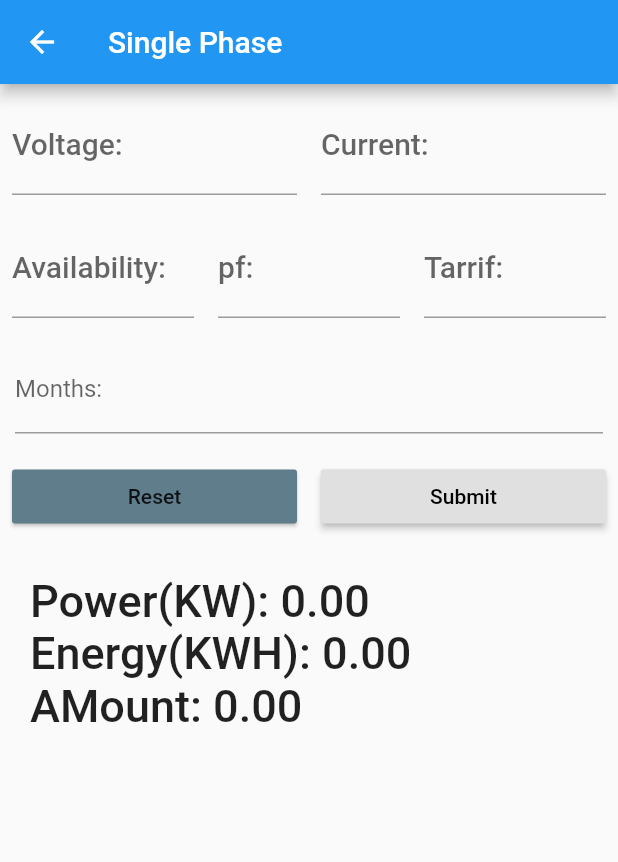
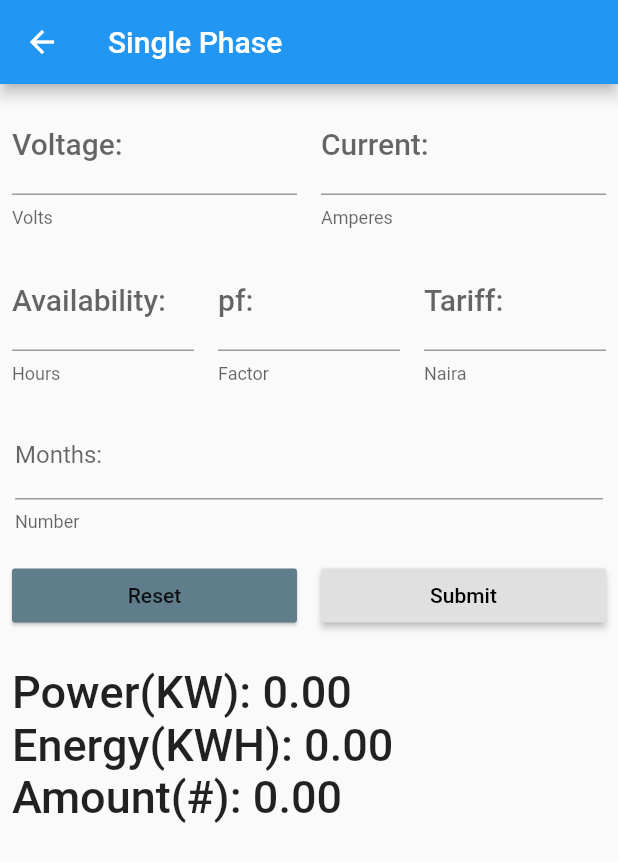
Before and after one commit to ernestkoko/energy_calculator, a Flutter app: the SinglePhase screen opened directly, on a phone screen of 412 x 824 dp. Shown: the top 862 px of the screen. Run offline on Flutter 3.47's test engine with Material 2 defaults, Android fonts, the phone set to English and light mode, and no system bars.

Commit message:
Finished the single phase widget

```diff
--- a/lib/screens/SinglePhase.dart
+++ b/lib/screens/SinglePhase.dart
@@ -1,3 +1,4 @@
+import 'package:flutter/cupertino.dart';
 import 'package:flutter/material.dart';
 
 class SinglePhase extends StatefulWidget {
@@ -49,7 +50,9 @@ class _SinglePhaseState extends State<SinglePhase> {
                     style: Theme.of(context).textTheme.title,
                     keyboardType: TextInputType.number,
                     decoration: InputDecoration(
+
                       hintText: "e.g 240",
+                      helperText: "Volts",
                       labelText: "Voltage:",
                     ),
                   ),
@@ -64,6 +67,7 @@ class _SinglePhaseState extends State<SinglePhase> {
                     style: Theme.of(context).textTheme.title,
                     decoration: InputDecoration(
                         labelText: "Current:",
+                        helperText: "Amperes",
                         hintText: "e.g 12.4",
                         fillColor: Colors.deepPurple),
                   ),
@@ -83,6 +87,7 @@ class _SinglePhaseState extends State<SinglePhase> {
                     keyboardType: TextInputType.number,
                     decoration: InputDecoration(
                       hintText: "e.g 300",
+                      helperText: "Hours",
                       labelText: "Availability:",
                     ),
                   ),
@@ -97,6 +102,7 @@ class _SinglePhaseState extends State<SinglePhase> {
                     style: Theme.of(context).textTheme.title,
                     decoration: InputDecoration(
                         labelText: "pf:",
+                        helperText: "Factor",
                         hintText: "e.g 0.85",
                         fillColor: Colors.deepPurple),
                   ),
@@ -110,7 +116,8 @@ class _SinglePhaseState extends State<SinglePhase> {
                     keyboardType: TextInputType.number,
                     style: Theme.of(context).textTheme.title,
                     decoration: InputDecoration(
-                        labelText: "Tarrif:",
+                        labelText: "Tariff:",
+                        helperText: "Naira",
                         hintText: "e.g 30.23",
                         fillColor: Colors.deepPurple),
                   ),
@@ -126,9 +133,11 @@ class _SinglePhaseState extends State<SinglePhase> {
                   padding: EdgeInsets.all(10.0),
 
                   child: TextField(
+                    keyboardType: TextInputType.numberWithOptions(),
                     controller: _monthsController,
                     decoration: InputDecoration(
                       labelText: "Months:",
+                      helperText: "Number",
                       hintText: "e.g 3"
                     ),
                   ),
@@ -181,7 +190,7 @@ class _SinglePhaseState extends State<SinglePhase> {
             ],
           ),
           Padding(
-            padding: const EdgeInsets.only(top: 20.0, left: 20.0, right: 20.0),
+            padding: const EdgeInsets.only(top: 15.0, left: 8.0, right: 8.0, bottom: 10.0),
             child: Column(
               crossAxisAlignment: CrossAxisAlignment.start,
               // textBaseline: TextBaseline.ideographic,
@@ -198,7 +207,7 @@ class _SinglePhaseState extends State<SinglePhase> {
                   style: Theme.of(context).textTheme.title,
                 ),
                 Text(
-                  "AMount: " + _amount().toStringAsFixed(2),
+                  "Amount(#): " + _amount().toStringAsFixed(2),
                   textScaleFactor: 1.5,
                   style: Theme.of(context).textTheme.title,
                 ),
@@ -225,15 +234,15 @@ class _SinglePhaseState extends State<SinglePhase> {
 
     if (hasLetter) {
       setState(() {
-        _current = 0.00;
-        _voltage = 0.00;
-        _pf = 0.00;
+        _current = 0;
+        _voltage = 0;
+        _pf = 0;
       });
     } else {
       if (_currentController.text == "" ||
           _currentController == null ||
           _currentController.text == ".") {
-        _current = 0.00;
+        _current = 0;
       } else {
         _current = double.tryParse(_currentController.text);
       }
@@ -265,9 +274,9 @@ class _SinglePhaseState extends State<SinglePhase> {
 
     if (hasLetter) {
       setState(() {
-        power = 0.00;
-        _availability = 0.00;
-        _numberOfMonths = 0.00;
+        power = 0;
+        _availability = 0;
+        _numberOfMonths = 0;
       });
     } else {
       power = _power();
@@ -279,8 +288,8 @@ class _SinglePhaseState extends State<SinglePhase> {
           _monthsController.text == null ||
           _monthsController.text == ".") {
 
-        _numberOfMonths = 0.00;
-        _availability = 0.00;
+        _numberOfMonths = 0;
+        _availability = 0;
       } else {
         _availability = double.parse(_availabilityController.text);
         _numberOfMonths = double.tryParse(_monthsController.text);
@@ -314,22 +323,23 @@ class _SinglePhaseState extends State<SinglePhase> {
       _currentController.text = "";
       _availabilityController.text = "";
       _pfController.text = "";
+      _monthsController.text ="";
     });
   }
 
   bool checkIfNumber() {
     if (_pfController.text
-            .contains(new RegExp(r'[^0123456789.]', caseSensitive: false)) ||
+            .contains(new RegExp(r'[^0123456789.-0-1-2-3-4-5-6-7-8-9]', caseSensitive: false)) ||
         _availabilityController.text
-            .contains(new RegExp(r'[^0123456789.]', caseSensitive: false)) ||
+            .contains(new RegExp(r'[^0123456789.-0-1-2-3-4-5-6-7-8-9]', caseSensitive: false)) ||
         _voltageController.text
-            .contains(new RegExp(r'[^0123456789.]', caseSensitive: false)) ||
+            .contains(new RegExp(r'[^0123456789.-0-1-2-3-4-5-6-7-8-9]', caseSensitive: false)) ||
         _currentController.text
-            .contains(new RegExp(r'[^0123456789.]', caseSensitive: false)) ||
+            .contains(new RegExp(r'[^0123456789.-0-1-2-3-4-5-6-7-8-9]', caseSensitive: false)) ||
         _tariffController.text
-            .contains(new RegExp(r'[^0123456789.]', caseSensitive: false)) ||
+            .contains(new RegExp(r'[^0123456789.-0-1-2-3-4-5-6-7-8-9]', caseSensitive: false)) ||
     _monthsController.text
-        .contains(new RegExp(r'[^0123456789.]', caseSensitive: false))) {
+        .contains(new RegExp(r'[^0123456789.-1-2-3-4-5-6-7-8-9-0]', caseSensitive: false))) {
       setState(() {
         hasLetter = true;
       });
```
